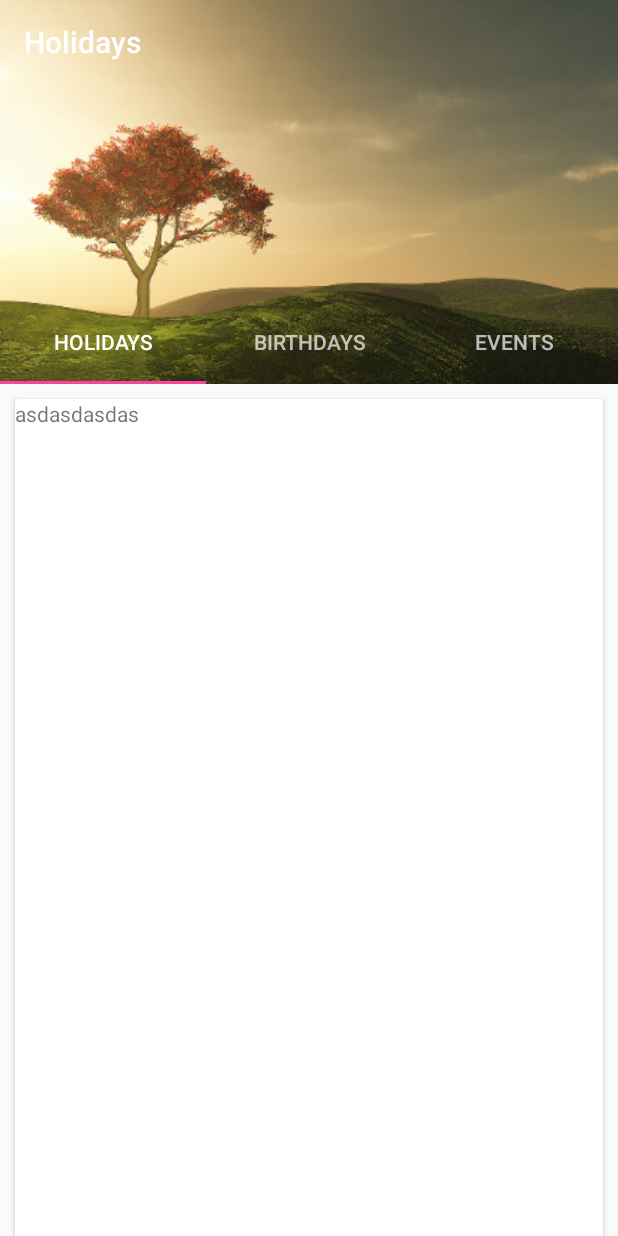
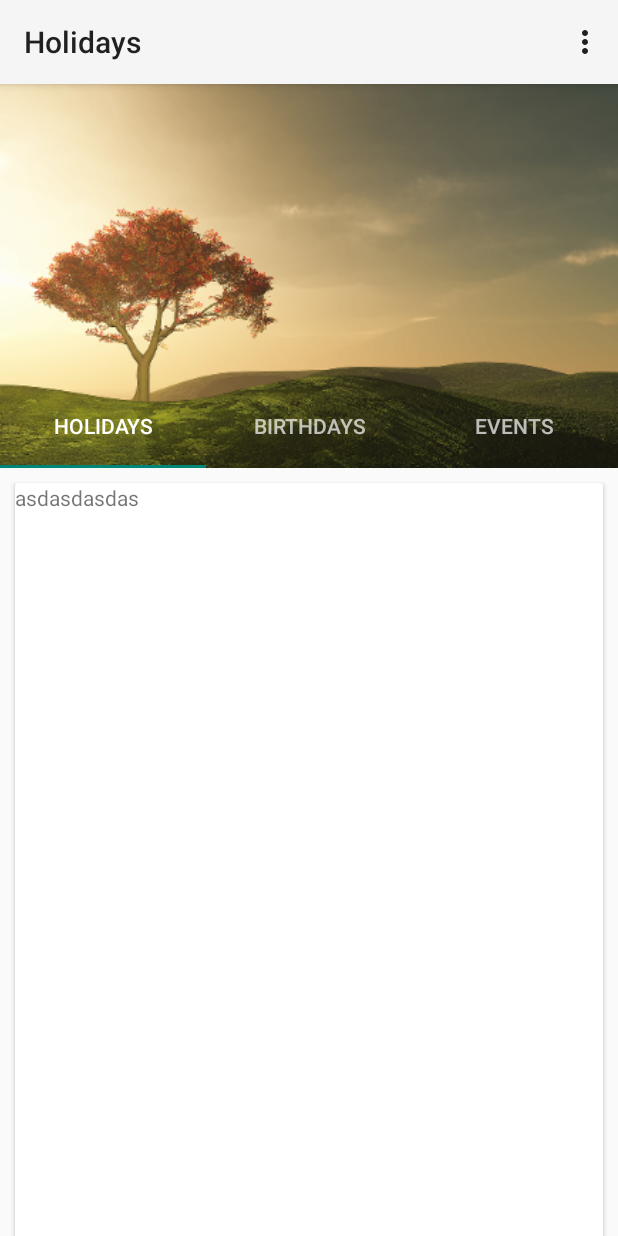
Before and after one commit to solandmedotru/Holidays, an Android app: the MainActivity screen opened directly, with no data from a screen before it, on a phone screen of 412 x 824 dp. Run offline under Robolectric (Android 15) with nearby library versions, the phone set to English and light mode, and no system bars; 2 statements that could not run were skipped.

Commit message:
create two themes chose action

```diff
--- a/app/src/main/AndroidManifest.xml
+++ b/app/src/main/AndroidManifest.xml
@@ -7,7 +7,7 @@
         android:icon="@mipmap/ic_launcher"
         android:label="@string/app_name"
         android:supportsRtl="true"
-        android:theme="@style/AppTheme">
+        android:theme="@style/AppTheme2">
 
         <activity android:name=".Splashscreen"
             android:theme="@style/AppTheme.Splash">
--- /dev/null
+++ b/app/src/main/res/menu/main_menu.xml
@@ -0,0 +1,12 @@
+<?xml version="1.0" encoding="utf-8"?>
+<menu xmlns:android="http://schemas.android.com/apk/res/android">
+
+    <group android:id="@+id/action_theme"
+        android:checkableBehavior="single"
+        android:menuCategory="container">
+        <item android:title="Theme Light"
+            android:id="@+id/action_theme_light"/>
+        <item android:title="Theme Dark"
+            android:id="@+id/action_theme_dark"/>
+    </group>
+</menu>
--- a/build.gradle
+++ b/build.gradle
@@ -5,7 +5,7 @@ buildscript {
         jcenter()
     }
     dependencies {
-        classpath 'com.android.tools.build:gradle:2.2.0'
+        classpath 'com.android.tools.build:gradle:2.2.1'
 
         // NOTE: Do not place your application dependencies here; they belong
         // in the individual module build.gradle files
```
Also changed, not shown: app/src/main/java/ru/solandme/holidays/MainActivity.java (+24 -0 lines), app/src/main/res/values/styles.xml (+8 -0 lines).
